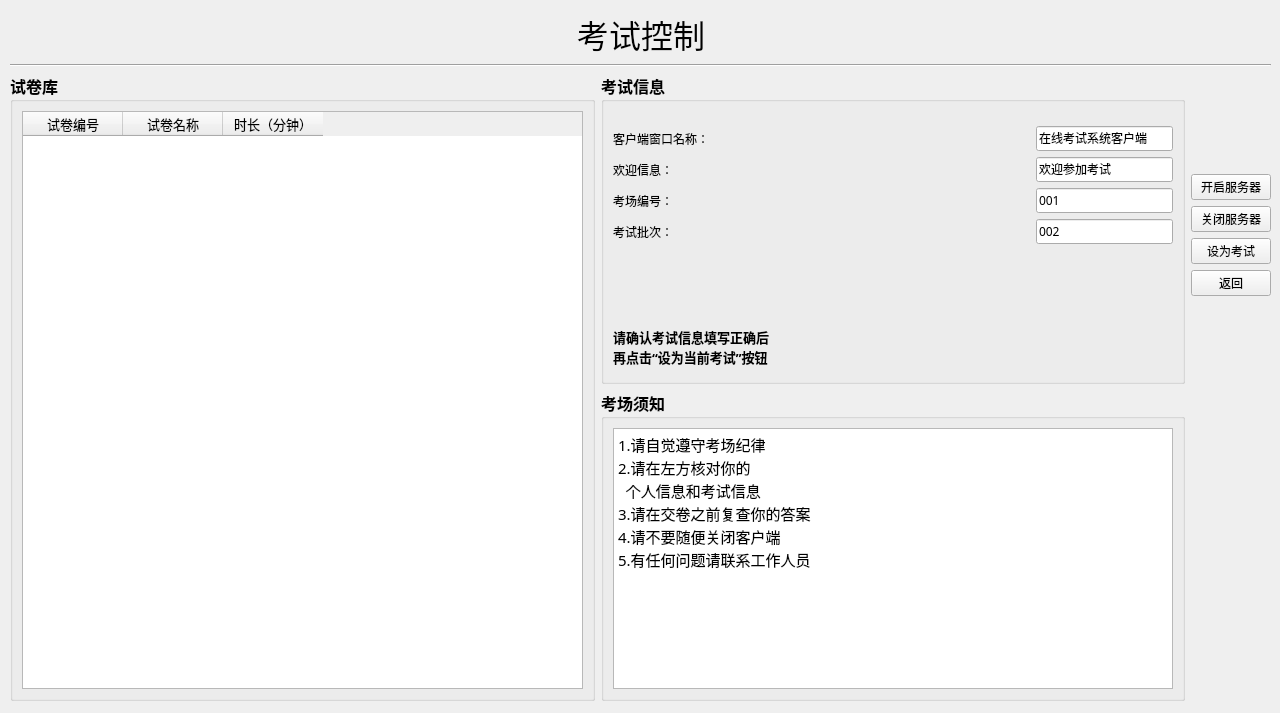
AlanForeverAi/Exams, file server/ExamCtrlUI.ui: the form before one commit.
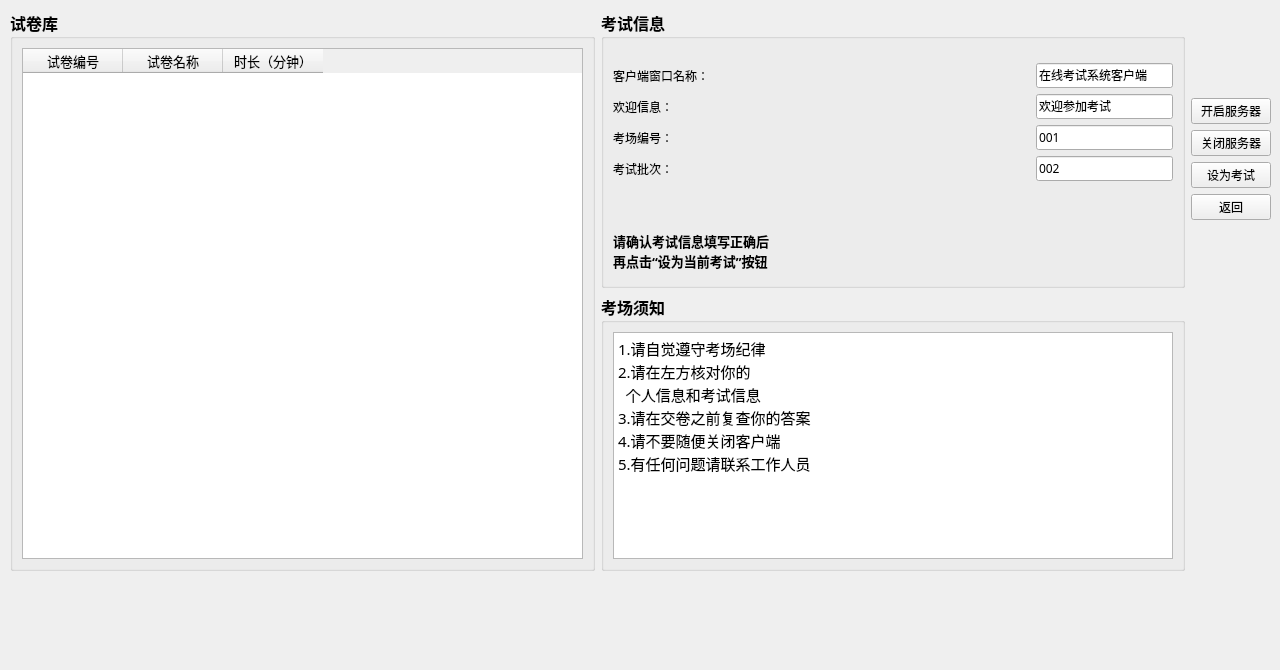
The form after the commit.

The edit to the form file:
```diff
--- a/server/ExamCtrlUI.ui
+++ b/server/ExamCtrlUI.ui
@@ -7,7 +7,7 @@
     <x>0</x>
     <y>0</y>
     <width>1280</width>
-    <height>713</height>
+    <height>670</height>
    </rect>
   </property>
   <property name="minimumSize">
@@ -31,62 +31,12 @@
      <x>10</x>
      <y>10</y>
      <width>1261</width>
-     <height>691</height>
+     <height>561</height>
     </rect>
    </property>
    <layout class="QVBoxLayout" name="verticalLayout_3">
     <item>
-     <layout class="QHBoxLayout" name="horizontalLayout_11">
-      <item>
-       <spacer name="horizontalSpacer_7">
-        <property name="orientation">
-         <enum>Qt::Horizontal</enum>
-        </property>
-        <property name="sizeHint" stdset="0">
-         <size>
-          <width>40</width>
-          <height>20</height>
-         </size>
-        </property>
-       </spacer>
-      </item>
-      <item>
-       <widget class="QLabel" name="label_3">
-        <property name="font">
-         <font>
-          <family>微软雅黑</family>
-          <pointsize>24</pointsize>
-         </font>
-        </property>
-        <property name="text">
-         <string>考试控制</string>
-        </property>
-        <property name="alignment">
-         <set>Qt::AlignCenter</set>
-        </property>
-       </widget>
-      </item>
-      <item>
-       <spacer name="horizontalSpacer_6">
-        <property name="orientation">
-         <enum>Qt::Horizontal</enum>
-        </property>
-        <property name="sizeHint" stdset="0">
-         <size>
-          <width>40</width>
-          <height>20</height>
-         </size>
-        </property>
-       </spacer>
-      </item>
-     </layout>
-    </item>
-    <item>
-     <widget class="Line" name="line_4">
-      <property name="orientation">
-       <enum>Qt::Horizontal</enum>
-      </property>
-     </widget>
+     <layout class="QHBoxLayout" name="horizontalLayout_11"/>
     </item>
     <item>
      <layout class="QHBoxLayout" name="horizontalLayout_6">
```
